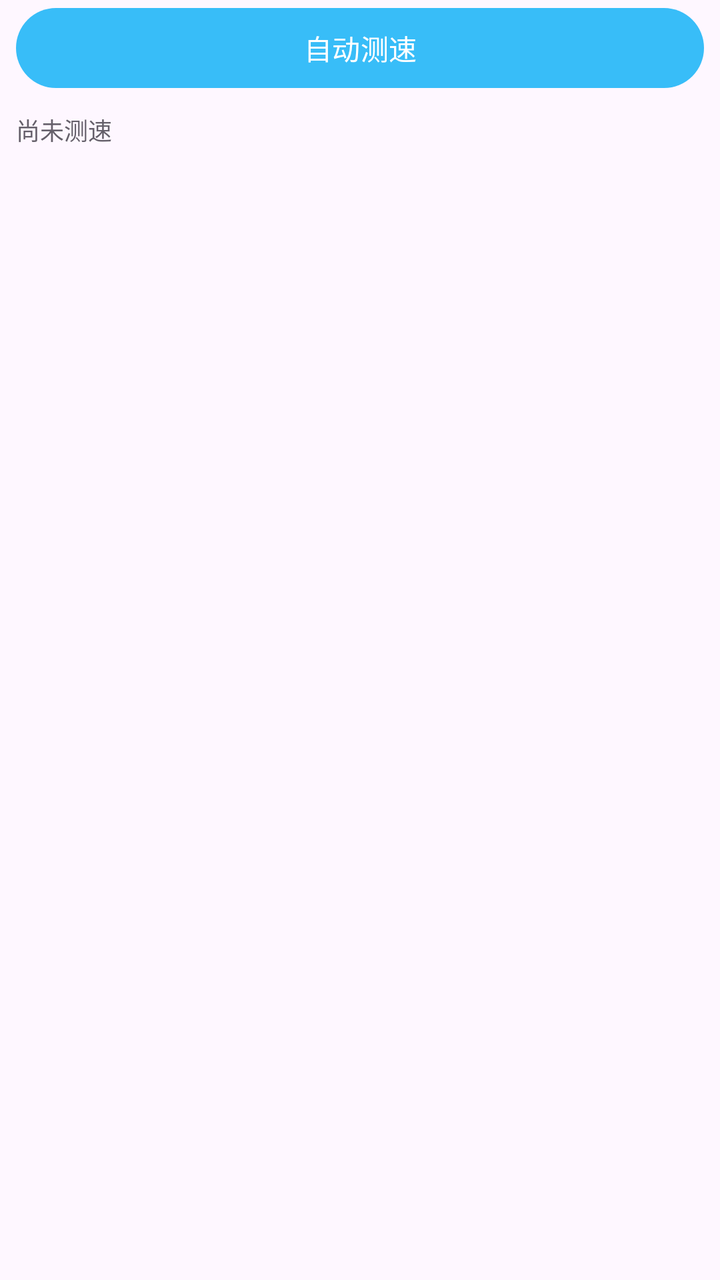
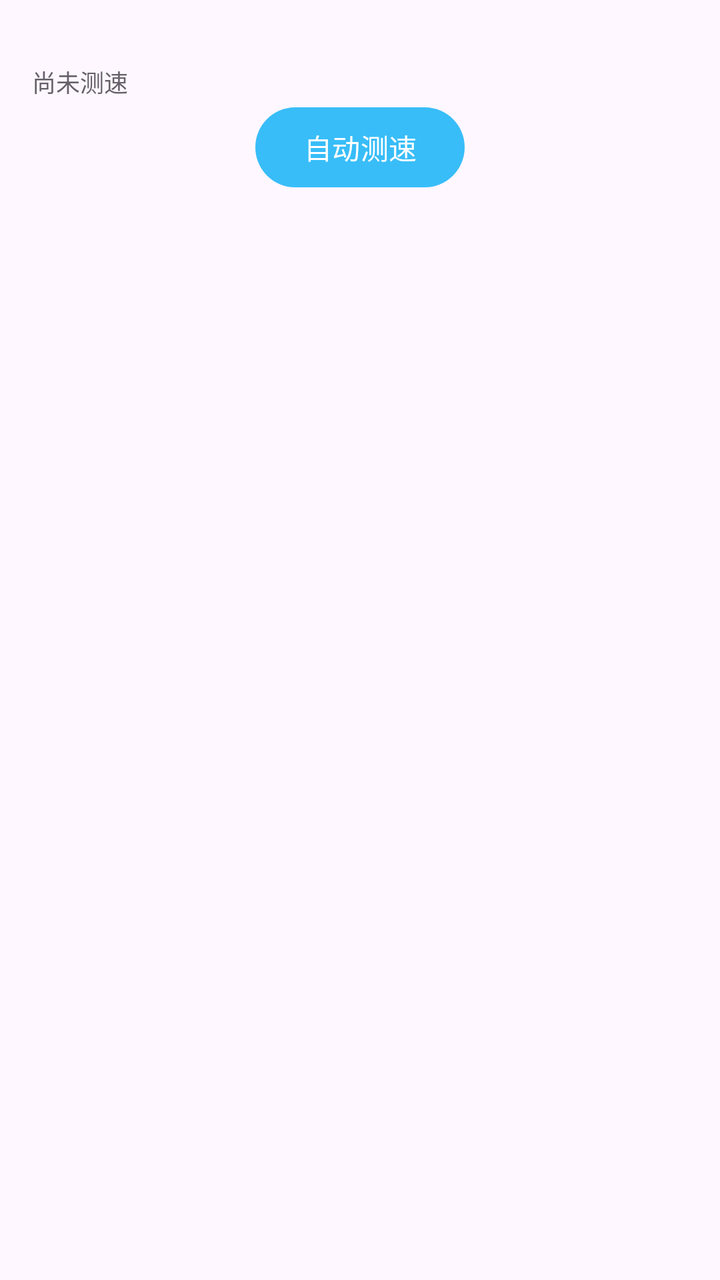

Before-and-after screenshots of an Android layout around one commit, followed by the original layout XML and the change that was made.
<!-- AndroidManifest.xml: application theme Theme.FPlus -->
<!-- res/layout/settings_child_benchmark.xml -->
<?xml version="1.0" encoding="utf-8"?>
<LinearLayout xmlns:android="http://schemas.android.com/apk/res/android"
    android:layout_width="match_parent"
    android:layout_height="wrap_content"
    android:orientation="vertical"
    android:paddingStart="8dp"
    android:paddingEnd="8dp"
    android:paddingBottom="8dp">

    <Button
        android:id="@+id/btn_benchmark"
        android:layout_width="match_parent"
        android:layout_height="wrap_content"
        android:text="@string/btn_benchmark"
        android:textSize="14sp" />

    <TextView
        android:id="@+id/benchmark_result"
        android:layout_width="match_parent"
        android:layout_height="wrap_content"
        android:layout_marginTop="8dp"
        android:alpha="0.85"
        android:text="@string/benchmark_placeholder"
        android:textSize="12sp" />
</LinearLayout>
<!-- resources referenced by this layout -->
<resources>
  <string name="benchmark_placeholder">尚未测速</string>
  <string name="btn_benchmark">自动测速</string>
  <style name="Theme.FPlus" parent="Base.Theme.FPlus" />
  <style name="Base.Theme.FPlus" parent="Theme.Material3.DayNight.NoActionBar">
          <item name="colorPrimary">@color/accent</item>
  
          
          <item name="shapeAppearanceCornerExtraSmall">@style/ShapeAppearance.FPlus.NoCorner</item>
          <item name="shapeAppearanceCornerSmall">@style/ShapeAppearance.FPlus.NoCorner</item>
          <item name="shapeAppearanceCornerMedium">@style/ShapeAppearance.FPlus.NoCorner</item>
          <item name="shapeAppearanceCornerLarge">@style/ShapeAppearance.FPlus.NoCorner</item>
          <item name="shapeAppearanceCornerExtraLarge">@style/ShapeAppearance.FPlus.NoCorner</item>
      </style>
  <color name="accent">#38BDF8</color>
  <style name="ShapeAppearance.FPlus.NoCorner" parent="ShapeAppearance.Material3.Corner.Small">
          <item name="cornerFamily">rounded</item>
          <item name="cornerSize">0dp</item>
      </style>
</resources>

<!-- the commit's change to res/layout/settings_child_benchmark.xml (unified diff, before → after) -->
@@ -3,23 +3,21 @@
     android:layout_width="match_parent"
     android:layout_height="wrap_content"
     android:orientation="vertical"
-    android:paddingStart="8dp"
-    android:paddingEnd="8dp"
-    android:paddingBottom="8dp">
-
-    <Button
-        android:id="@+id/btn_benchmark"
-        android:layout_width="match_parent"
-        android:layout_height="wrap_content"
-        android:text="@string/btn_benchmark"
-        android:textSize="14sp" />
+    android:padding="16dp">
 
     <TextView
         android:id="@+id/benchmark_result"
         android:layout_width="match_parent"
         android:layout_height="wrap_content"
-        android:layout_marginTop="8dp"
+        android:layout_marginTop="16dp"
         android:alpha="0.85"
         android:text="@string/benchmark_placeholder"
         android:textSize="12sp" />
+    <Button
+        android:id="@+id/btn_benchmark"
+        android:layout_width="wrap_content"
+        android:layout_height="wrap_content"
+        android:layout_gravity="center_horizontal"
+        android:text="@string/btn_benchmark" />
+
 </LinearLayout>
